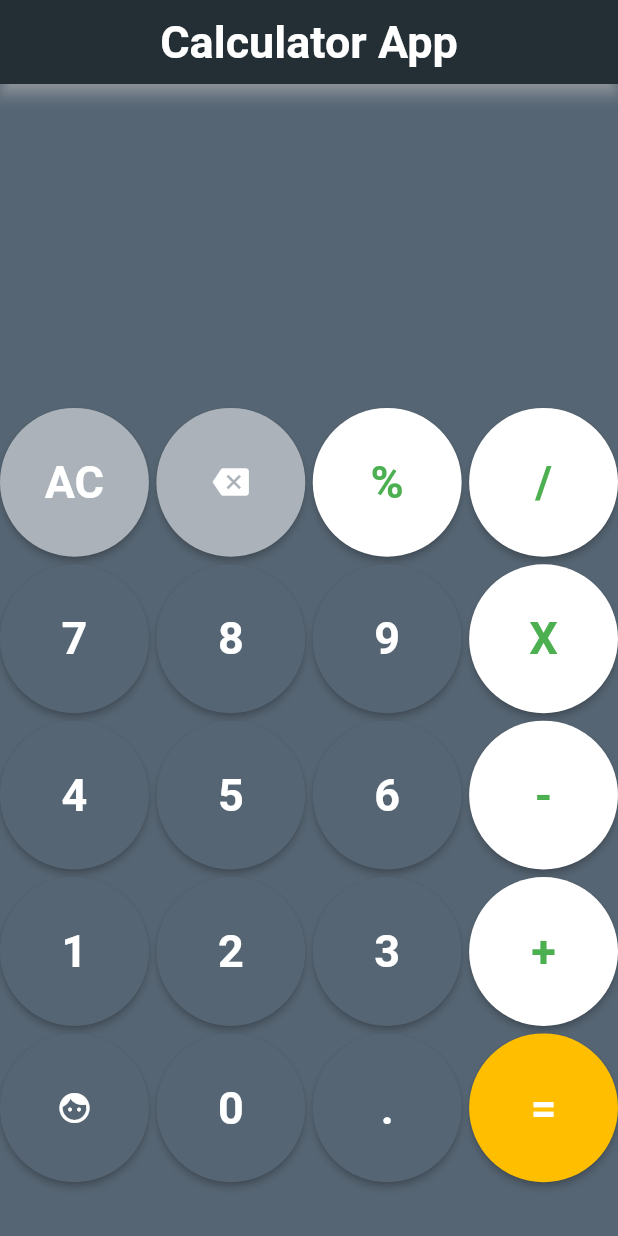
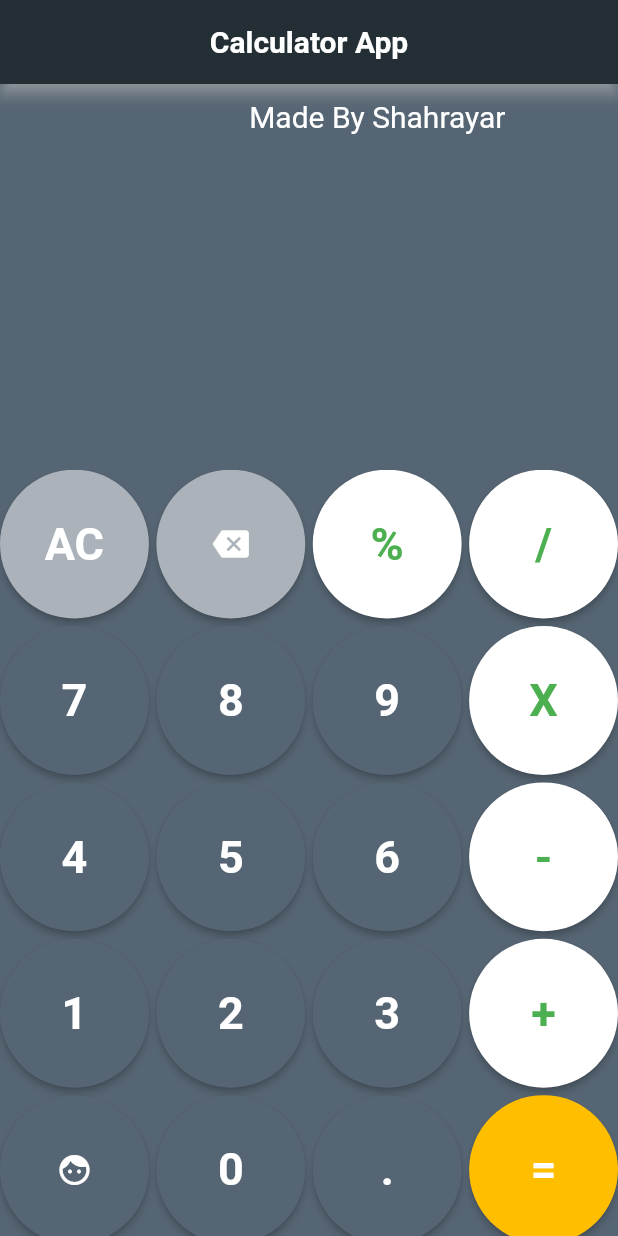
Before and after one commit to Shahrayar123/App-Development-using-Flutter, a Flutter app: the screen it shows after launch, after a tap on the "face" icon, on a phone screen of 412 x 824 dp. Run offline on Flutter 3.47's test engine with Material 2 defaults, Android fonts, the phone set to English and light mode, and no system bars; our stand-ins replace math_expressions; network calls fail.

Commit message:
Calculator App added

```diff
--- a/Class 11/calculator/lib/calculator.dart
+++ b/Class 11/calculator/lib/calculator.dart
@@ -9,7 +9,7 @@ class Calculator extends StatefulWidget {
 class _CalculatorState extends State<Calculator> {
   var equation = "";
   var result = "";
-  var temp = "";
+  var message = "";
 
   computeResult() {
     result = equation;
@@ -21,10 +21,6 @@ class _CalculatorState extends State<Calculator> {
 
     setState(() {
       equation = eval.toString();
-
-      // temp = r;
-      // r = result;
-      // result = temp;
     });
   }
 
@@ -124,6 +120,18 @@ class _CalculatorState extends State<Calculator> {
     });
   }
 
+  helloMessage() {
+    setState(() {
+      message = "Made By Shahrayar";
+    });
+  }
+
+  clearMessage() {
+    setState(() {
+      message = "";
+    });
+  }
+
   Widget putButton(var text, var toPress,
       {btnColorCode = 0xff566573, textColor = Colors.white}) {
     return ElevatedButton(
@@ -141,6 +149,7 @@ class _CalculatorState extends State<Calculator> {
     setState(() {
       equation = "";
       result = "";
+      message = "";
     });
   }
 
@@ -160,6 +169,13 @@ class _CalculatorState extends State<Calculator> {
 
       body: Stack(
         children: [
+          Positioned(
+              top: 10,
+              right: 75,
+              child: Text(
+                message,
+                style: TextStyle(color: Colors.white, fontSize: 20),
+              )),
           Positioned(
               right: 30,
               top: 70,
@@ -181,7 +197,7 @@ class _CalculatorState extends State<Calculator> {
             child: Container(
               // height: 451,
 
-              height: MediaQuery.of(context).size.height * 0.67,
+              height: MediaQuery.of(context).size.height * 0.62,
 
               // color: Colors.red,
 
@@ -225,7 +241,8 @@ class _CalculatorState extends State<Calculator> {
                     textColor: Colors.green,
                   ),
                   ElevatedButton(
-                      onPressed: () {},
+                      onPressed: helloMessage,
+                      onLongPress: clearMessage,
                       style: ElevatedButton.styleFrom(
                         shape: CircleBorder(),
                         primary: Color(0xff566573),
--- a/Class 11/calculator/lib/main.dart
+++ b/Class 11/calculator/lib/main.dart
@@ -14,7 +14,7 @@ class MyApp extends StatelessWidget {
             title: Center(
                 child: Text(
               "Calculator App",
-              style: TextStyle(fontWeight: FontWeight.bold, fontSize: 30),
+              style: TextStyle(fontWeight: FontWeight.bold, fontSize: 20),
             )),
             backgroundColor: Color(0xff232F34),
             shadowColor: Colors.white,
```
